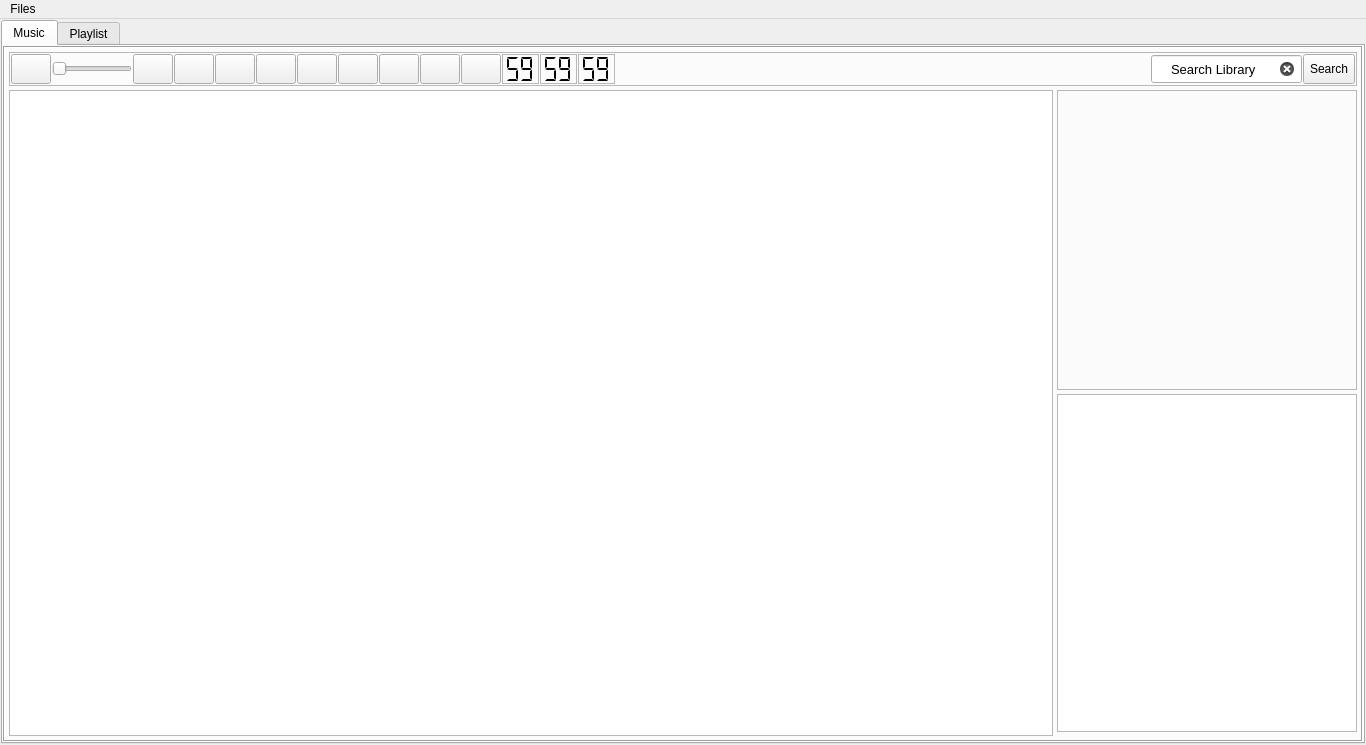
Old version of the form main_window.ui in the repository OmmarShaikh01/Apollo.
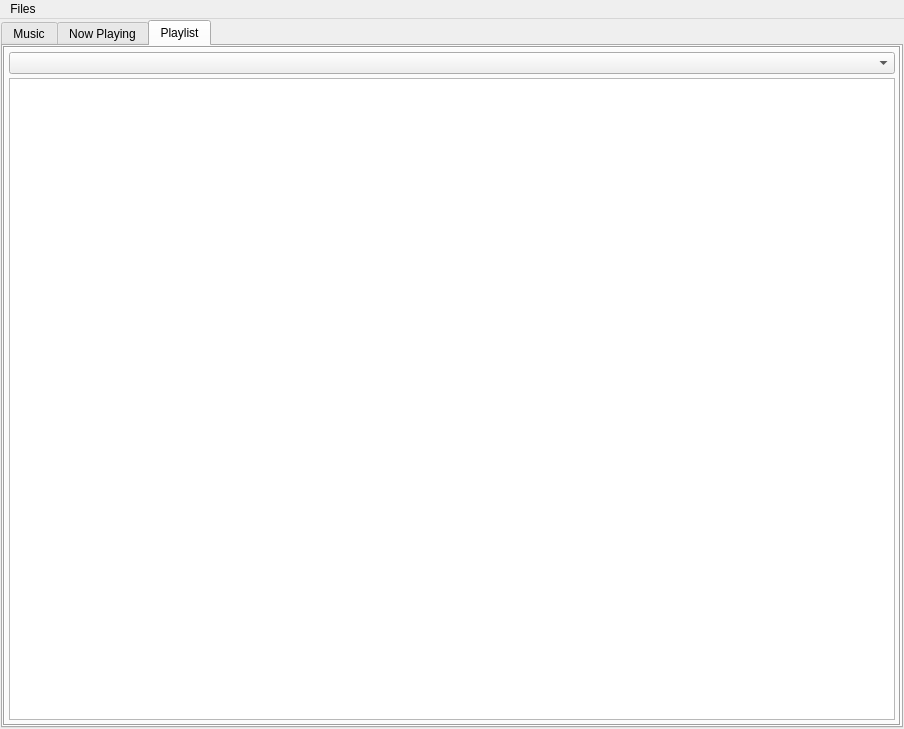
New version of the form. Icons and pictures are not drawn.

```diff
--- a/main_window.ui
+++ b/main_window.ui
@@ -6,8 +6,8 @@
    <rect>
     <x>0</x>
     <y>0</y>
-    <width>1366</width>
-    <height>745</height>
+    <width>904</width>
+    <height>729</height>
    </rect>
   </property>
   <property name="minimumSize">
@@ -65,7 +65,7 @@
          <enum>QTabWidget::Rounded</enum>
         </property>
         <property name="currentIndex">
-         <number>0</number>
+         <number>2</number>
         </property>
         <property name="elideMode">
          <enum>Qt::ElideLeft</enum>
@@ -887,7 +887,7 @@
         </widget>
         <widget class="QWidget" name="play">
          <attribute name="title">
-          <string>Playlist</string>
+          <string>Now Playing</string>
          </attribute>
          <layout class="QGridLayout" name="gridLayout_5">
           <property name="leftMargin">
@@ -982,6 +982,188 @@
                <widget class="QWidget" name="page_4"/>
               </widget>
              </item>
+             <item row="0" column="1" rowspan="2">
+              <widget class="QTableView" name="play_list_view">
+               <property name="sizePolicy">
+                <sizepolicy hsizetype="Expanding" vsizetype="Expanding">
+                 <horstretch>1</horstretch>
+                 <verstretch>1</verstretch>
+                </sizepolicy>
+               </property>
+               <property name="maximumSize">
+                <size>
+                 <width>16777215</width>
+                 <height>16777215</height>
+                </size>
+               </property>
+               <property name="autoScrollMargin">
+                <number>45</number>
+               </property>
+               <property name="editTriggers">
+                <set>QAbstractItemView::NoEditTriggers</set>
+               </property>
+               <property name="dragDropOverwriteMode">
+                <bool>false</bool>
+               </property>
+               <property name="selectionBehavior">
+                <enum>QAbstractItemView::SelectRows</enum>
+               </property>
+               <property name="iconSize">
+                <size>
+                 <width>0</width>
+                 <height>0</height>
+                </size>
+               </property>
+               <property name="showGrid">
+                <bool>false</bool>
+               </property>
+               <property name="wordWrap">
+                <bool>false</bool>
+               </property>
+               <property name="cornerButtonEnabled">
+                <bool>false</bool>
+               </property>
+               <attribute name="horizontalHeaderCascadingSectionResizes">
+                <bool>true</bool>
+               </attribute>
+               <attribute name="horizontalHeaderDefaultSectionSize">
+                <number>100</number>
+               </attribute>
+               <attribute name="horizontalHeaderMinimumSectionSize">
+                <number>80</number>
+               </attribute>
+               <attribute name="horizontalHeaderShowSortIndicator" stdset="0">
+                <bool>true</bool>
+               </attribute>
+               <attribute name="horizontalHeaderStretchLastSection">
+                <bool>true</bool>
+               </attribute>
+               <attribute name="verticalHeaderVisible">
+                <bool>false</bool>
+               </attribute>
+              </widget>
+             </item>
+            </layout>
+           </widget>
+          </item>
+         </layout>
+        </widget>
+        <widget class="QWidget" name="playlist">
+         <attribute name="title">
+          <string>Playlist</string>
+         </attribute>
+         <layout class="QGridLayout" name="gridLayout_8">
+          <property name="leftMargin">
+           <number>0</number>
+          </property>
+          <property name="topMargin">
+           <number>0</number>
+          </property>
+          <property name="rightMargin">
+           <number>0</number>
+          </property>
+          <property name="bottomMargin">
+           <number>0</number>
+          </property>
+          <property name="spacing">
+           <number>0</number>
+          </property>
+          <item row="0" column="0">
+           <widget class="QFrame" name="gridFrame">
+            <property name="frameShape">
+             <enum>QFrame::Box</enum>
+            </property>
+            <property name="frameShadow">
+             <enum>QFrame::Sunken</enum>
+            </property>
+            <layout class="QGridLayout" name="gridLayout_7">
+             <property name="leftMargin">
+              <number>4</number>
+             </property>
+             <property name="topMargin">
+              <number>4</number>
+             </property>
+             <property name="rightMargin">
+              <number>4</number>
+             </property>
+             <property name="bottomMargin">
+              <number>4</number>
+             </property>
+             <property name="horizontalSpacing">
+              <number>0</number>
+             </property>
+             <property name="verticalSpacing">
+              <number>4</number>
+             </property>
+             <item row="1" column="0">
+              <widget class="QTableView" name="playlist_view">
+               <property name="sizePolicy">
+                <sizepolicy hsizetype="Expanding" vsizetype="Expanding">
+                 <horstretch>0</horstretch>
+                 <verstretch>0</verstretch>
+                </sizepolicy>
+               </property>
+               <property name="font">
+                <font>
+                 <pointsize>8</pointsize>
+                </font>
+               </property>
+               <property name="frameShadow">
+                <enum>QFrame::Plain</enum>
+               </property>
+               <property name="editTriggers">
+                <set>QAbstractItemView::NoEditTriggers</set>
+               </property>
+               <property name="showDropIndicator" stdset="0">
+                <bool>false</bool>
+               </property>
+               <property name="dragEnabled">
+                <bool>false</bool>
+               </property>
+               <property name="dragDropOverwriteMode">
+                <bool>false</bool>
+               </property>
+               <property name="dragDropMode">
+                <enum>QAbstractItemView::NoDragDrop</enum>
+               </property>
+               <property name="alternatingRowColors">
+                <bool>true</bool>
+               </property>
+               <property name="selectionMode">
+                <enum>QAbstractItemView::ExtendedSelection</enum>
+               </property>
+               <property name="selectionBehavior">
+                <enum>QAbstractItemView::SelectRows</enum>
+               </property>
+               <property name="showGrid">
+                <bool>false</bool>
+               </property>
+               <property name="gridStyle">
+                <enum>Qt::NoPen</enum>
+               </property>
+               <property name="sortingEnabled">
+                <bool>true</bool>
+               </property>
+               <property name="wordWrap">
+                <bool>false</bool>
+               </property>
+               <property name="cornerButtonEnabled">
+                <bool>false</bool>
+               </property>
+               <attribute name="verticalHeaderVisible">
+                <bool>false</bool>
+               </attribute>
+               <attribute name="verticalHeaderCascadingSectionResizes">
+                <bool>false</bool>
+               </attribute>
+               <attribute name="verticalHeaderDefaultSectionSize">
+                <number>0</number>
+               </attribute>
+              </widget>
+             </item>
+             <item row="0" column="0">
+              <widget class="QComboBox" name="comboBox"/>
+             </item>
             </layout>
            </widget>
           </item>
@@ -998,7 +1180,7 @@
     <rect>
      <x>0</x>
      <y>0</y>
-     <width>1366</width>
+     <width>904</width>
      <height>21</height>
     </rect>
    </property>
```
Left out of the diff: 18 changed lines with no effect on the pictures.
